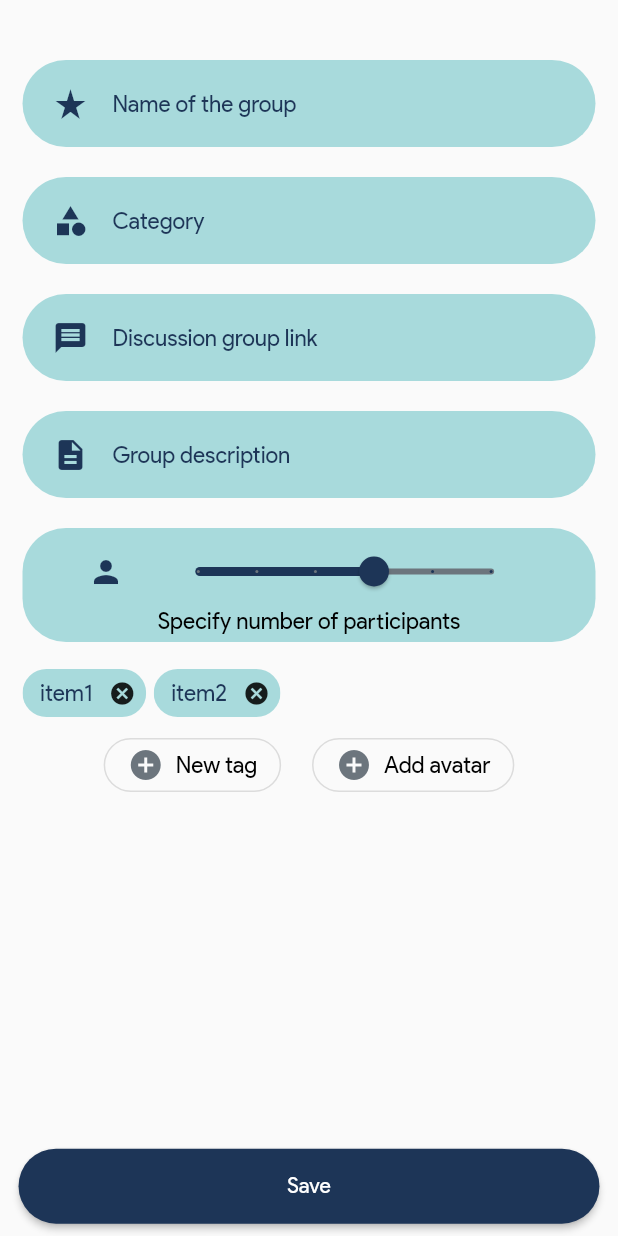
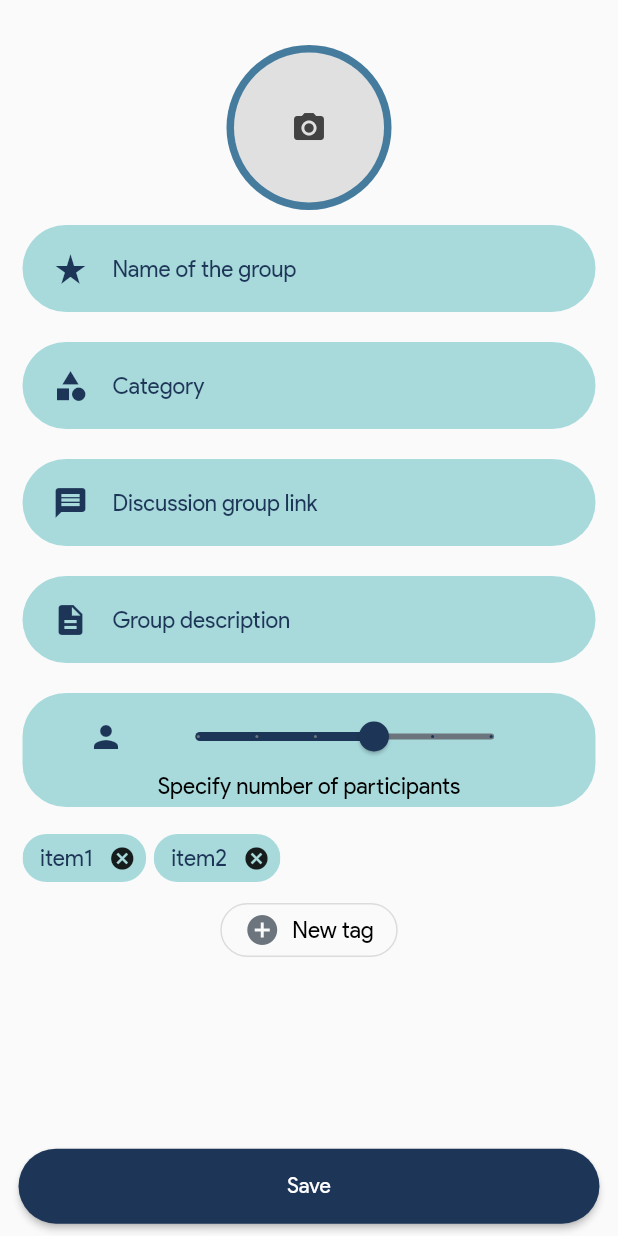
Before and after one commit to tsaplyadmitriy/FSESocialHabitApp, a Flutter app: the CreateGroupScreen screen opened directly, on a phone screen of 412 x 824 dp. Run offline on Flutter 3.47's test engine with Material 2 defaults, Android fonts, the phone set to English and light mode, and no system bars; our stand-ins replace flutter_svg, image_picker, marquee, percent_indicator, pull_to_refresh; missing offline and left inert: async_loader, rest_data.

Commit message:
Avatar editing

```diff
--- /dev/null
+++ b/mobile/lib/components/image_picker.dart
@@ -0,0 +1,115 @@
+import 'dart:io';
+
+import 'package:flutter/material.dart';
+import 'package:image_picker/image_picker.dart';
+import 'package:social_habit_app/constants.dart';
+
+class MyImagePicker extends StatefulWidget {
+  final File initialImage;
+  final Function(File) imageCallback;
+
+  const MyImagePicker({Key key, this.initialImage, this.imageCallback})
+      : super(key: key);
+  @override
+  _MyImagePickerState createState() =>
+      _MyImagePickerState(this.initialImage, this.imageCallback);
+}
+
+class _MyImagePickerState extends State<MyImagePicker> {
+  File _image;
+  Function(File) imageCallback;
+  _MyImagePickerState(this._image, this.imageCallback) : super();
+
+  _imgFromCamera() async {
+    File image = await ImagePicker.pickImage(
+        source: ImageSource.camera, imageQuality: 50);
+
+    setState(() {
+      _image = image;
+      imageCallback(image);
+    });
+  }
+
+  _imgFromGallery() async {
+    File image = await ImagePicker.pickImage(
+        source: ImageSource.gallery, imageQuality: 50);
+
+    setState(() {
+      //print("image received");
+      _image = image;
+      //print("image set");
+      imageCallback(image);
+    });
+  }
+
+  void _showPicker(context) {
+    showModalBottomSheet(
+        context: context,
+        builder: (BuildContext bc) {
+          return SafeArea(
+            child: Container(
+              child: new Wrap(
+                children: <Widget>[
+                  new ListTile(
+                      leading: new Icon(Icons.photo_library),
+                      title: new Text('Photo Library'),
+                      onTap: () {
+                        _imgFromGallery();
+                        Navigator.of(context).pop();
+                      }),
+                  new ListTile(
+                    leading: new Icon(Icons.photo_camera),
+                    title: new Text('Camera'),
+                    onTap: () {
+                      _imgFromCamera();
+                      Navigator.of(context).pop();
+                    },
+                  ),
+                ],
+              ),
+            ),
+          );
+        });
+  }
+
+  @override
+  Widget build(BuildContext context) {
+    var brightness = MediaQuery.of(context).platformBrightness;
+
+    bool darkModeOn = brightness == Brightness.dark;
+    _image == null ? print("null") : print(_image.path);
+    return Center(
+      child: GestureDetector(
+        onTap: () {
+          _showPicker(context);
+        },
+        child: CircleAvatar(
+          radius: 55,
+          backgroundColor:
+              darkModeOn ? Constants.dInactiveColor : Constants.kSecondaryColor,
+          child: _image != null
+              ? ClipRRect(
+                  borderRadius: BorderRadius.circular(50),
+                  child: Image.file(
+                    _image,
+                    width: 100,
+                    height: 100,
+                    fit: BoxFit.fitHeight,
+                  ),
+                )
+              : Container(
+                  decoration: BoxDecoration(
+                      color: Colors.grey[300],
+                      borderRadius: BorderRadius.circular(50)),
+                  width: 100,
+                  height: 100,
+                  child: Icon(
+                    Icons.camera_alt,
+                    color: Colors.grey[800],
+                  ),
+                ),
+        ),
+      ),
+    );
+  }
+}
--- a/mobile/lib/components/my_sliver.dart
+++ b/mobile/lib/components/my_sliver.dart
@@ -22,6 +22,7 @@ class MySliverAppBar extends StatelessWidget {
       floating: true,
       snap: true,
       stretch: true,
+      automaticallyImplyLeading: false,
       backgroundColor:
           darkModeOn ? Constants.kSecondaryColor : Constants.kPrimaryLightColor,
       expandedHeight: 200.0,
--- a/mobile/lib/screens/creategroup/creategroup.dart
+++ b/mobile/lib/screens/creategroup/creategroup.dart
@@ -1,7 +1,10 @@
+import 'dart:io';
+
 import 'package:flutter/cupertino.dart';
 import 'package:flutter/material.dart';
 import 'package:social_habit_app/api/api_requests.dart';
 import 'package:social_habit_app/api/user_session.dart';
+import 'package:social_habit_app/components/image_picker.dart';
 import 'package:social_habit_app/components/rounded_input_field.dart';
 import 'package:social_habit_app/components/smallButton.dart';
 import 'package:social_habit_app/components/text_field_container.dart';
@@ -26,6 +29,8 @@ class _CreateGroupScreen extends State<CreateGroupScreen> {
   double sliderParticipants = 5;
   Group newGroup = new Group("name", "description", "telega", "category",
       ["pref1", "pref2"], ["user"], 1, 7);
+  File _image = File("assets/images/inno_campus.png");
+
   @override
   Widget build(BuildContext context) {
     newGroup.preferences = profile.tags;
@@ -54,9 +59,19 @@ class _CreateGroupScreen extends State<CreateGroupScreen> {
                     mainAxisAlignment: MainAxisAlignment.spaceBetween,
                     crossAxisAlignment: CrossAxisAlignment.stretch,
                     children: <Widget>[
-                      Column(crossAxisAlignment: CrossAxisAlignment.stretch,
+                      SingleChildScrollView(
+                        child: Column(
+                            crossAxisAlignment: CrossAxisAlignment.stretch,
                             //mainAxisAlignment: MainAxisAlignment.center,
                             children: [
+                              MyImagePicker(
+                                //TODO pass image here
+                                initialImage: null,
+                                imageCallback: (image) {
+                                  print("reached callback");
+                                  if (image != null) _image = image;
+                                },
+                              ),
                               RoundedInputField(
                                 hintText: "Name of the group",
                                 icon: Icons.star_rate,
@@ -160,7 +175,7 @@ class _CreateGroupScreen extends State<CreateGroupScreen> {
                                         onDeleted: () {
                                           setState(() {
                                             newGroup.preferences.remove(tag);
-                                          print(newGroup.preferences.length);
+                                            //print(newGroup.preferences.length);
                                           });
                                         },
                                       ),
@@ -190,35 +205,36 @@ class _CreateGroupScreen extends State<CreateGroupScreen> {
                                       onPressed: () async {
                                         String newTag =
                                             await _newTag(context, darkModeOn);
-                                      print(newTag);
+                                        //print(newTag);
                                         setState(() {
                                           if (newTag != "" && newTag != null)
                                             newGroup.preferences.add(newTag);
                                         });
                                       },
                                     ),
-                                  SizedBox(width: size.width * 0.05),
-                                  OutlinedButton.icon(
-                                    style: TextButton.styleFrom(
-                                      shape: StadiumBorder(),
-                                    ),
-                                    label: Text("Add avatar",
-                                        style: Theme.of(context)
-                                            .textTheme
-                                            .bodyText1),
-                                    icon: Icon(
-                                      Icons.add_circle,
-                                      color: Theme.of(context)
-                                          .unselectedWidgetColor,
-                                    ),
-                                    onPressed: () async {
-                                      //TODO: ADD IMAGE LOADING
-                                    },
-                                  ),
+                                    // SizedBox(width: size.width * 0.05),
+                                    // OutlinedButton.icon(
+                                    //   style: TextButton.styleFrom(
+                                    //     shape: StadiumBorder(),
+                                    //   ),
+                                    //   label: Text("Add avatar",
+                                    //       style: Theme.of(context)
+                                    //           .textTheme
+                                    //           .bodyText1),
+                                    //   icon: Icon(
+                                    //     Icons.add_circle,
+                                    //     color: Theme.of(context)
+                                    //         .unselectedWidgetColor,
+                                    //   ),
+                                    //   onPressed: () async {
+                                    //     //TODO: ADD IMAGE LOADING
+                                    //   },
+                                    // ),
                                   ],
                                 ),
                               ),
                             ]),
+                      ),
                     ],
                   ),
                 ),
@@ -260,7 +276,7 @@ class GroupCreationSaveButton extends StatelessWidget {
               groupData.maxParticipants,
               groupData.preferences,
               groupData.category);
-          print(groupEntity.groupDescription);
+          //print(groupEntity.groupDescription);
           //print("new group id"+groupEntity.id);
           Navigator.pushReplacementNamed(context, Constants.loginDone);
         },
--- a/mobile/pubspec.yaml
+++ b/mobile/pubspec.yaml
@@ -3,7 +3,7 @@ description: Social Aabit App for FSE Course
 
 # The following line prevents the package from being accidentally published to
 # pub.dev using `pub publish`. This is preferred for private packages.
-publish_to: 'none' # Remove this line if you wish to publish to pub.dev
+publish_to: "none" # Remove this line if you wish to publish to pub.dev
 
 # The following defines the version and build number for your application.
 # A version number is three numbers separated by dots, like 1.2.43
@@ -26,13 +26,14 @@ dependencies:
   percent_indicator: "^2.1.7+2"
   marquee: ^1.6.1
 
-#dependencies
+  #dependencies
   shared_preferences: ^0.5.12+2
   pull_to_refresh: ^1.5.7
   async_loader: ^0.1.1
   cupertino_icons: ^0.1.3
   flutter_svg: ^0.19.0
   rest_data: ^0.3.1
+  image_picker: ^0.6.7+12
 
 dev_dependencies:
   flutter_test:
```
Also changed, not shown: mobile/lib/screens/profile/editing_profile.dart (+29 -14 lines), 3 other files. Lines whose indentation alone changed are shown as unchanged.
